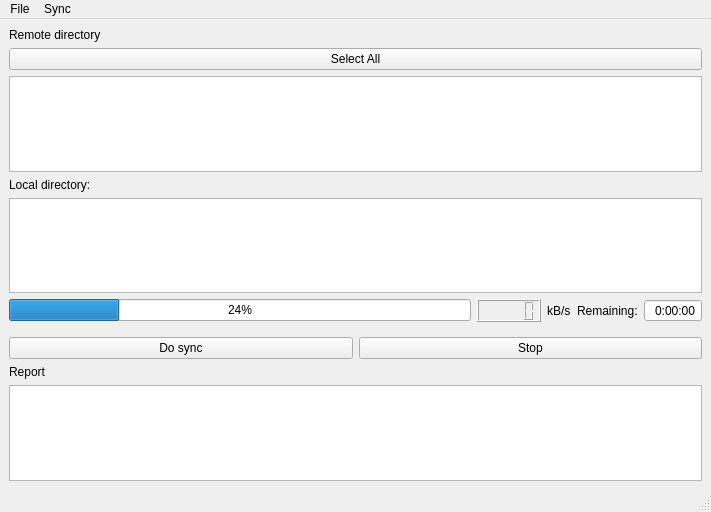
The window that lib/mageiaSyncUI.ui (papoteur-mga/mageiaSync) describes before a commit, drawn with Qt 5.
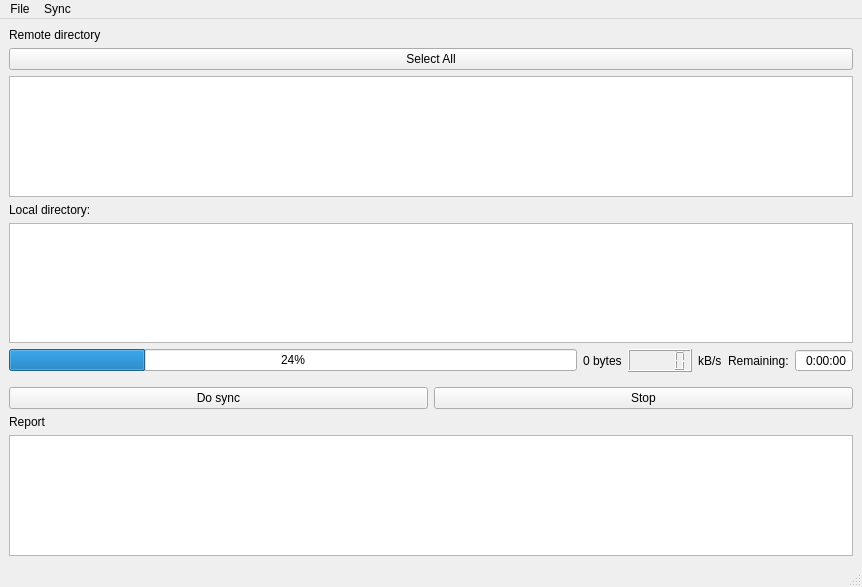
The same window after the commit.

```diff
--- a/lib/mageiaSyncUI.ui
+++ b/lib/mageiaSyncUI.ui
@@ -6,8 +6,8 @@
    <rect>
     <x>0</x>
     <y>0</y>
-    <width>711</width>
-    <height>512</height>
+    <width>862</width>
+    <height>587</height>
    </rect>
   </property>
   <property name="windowTitle">
@@ -101,6 +101,13 @@
         </property>
        </widget>
       </item>
+      <item>
+       <widget class="QLabel" name="Lsize">
+        <property name="text">
+         <string>0 bytes</string>
+        </property>
+       </widget>
+      </item>
       <item>
        <widget class="QLCDNumber" name="speedLCD"/>
       </item>
@@ -187,7 +194,7 @@
     <rect>
      <x>0</x>
      <y>0</y>
-     <width>711</width>
+     <width>862</width>
      <height>19</height>
     </rect>
    </property>
```
